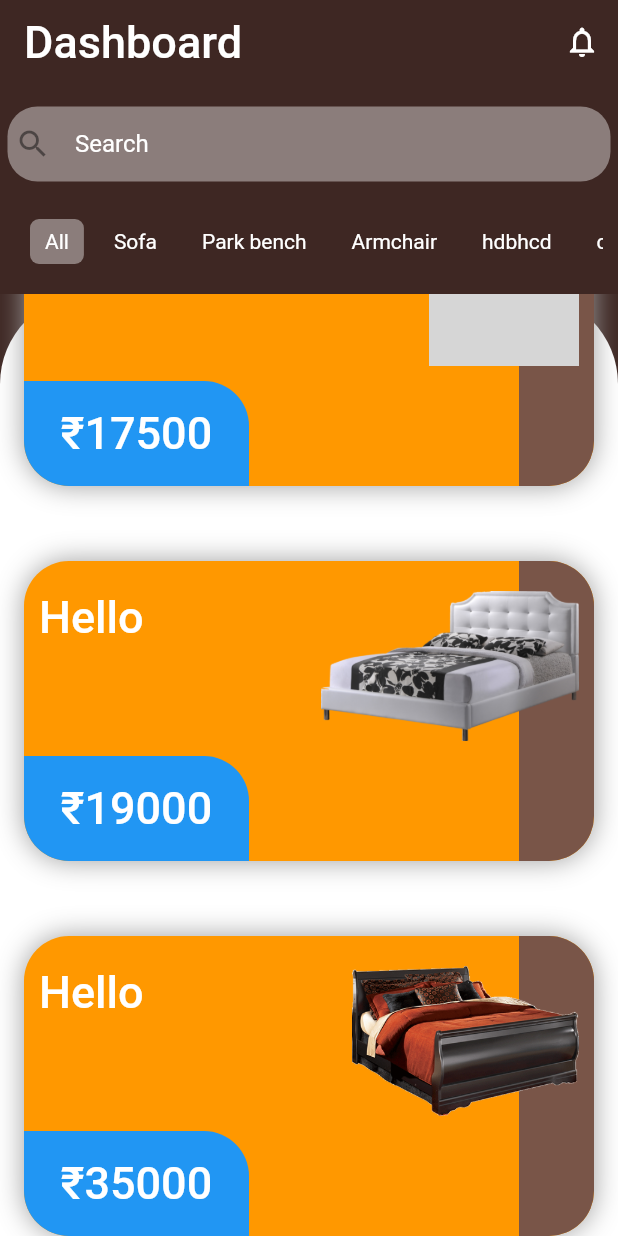
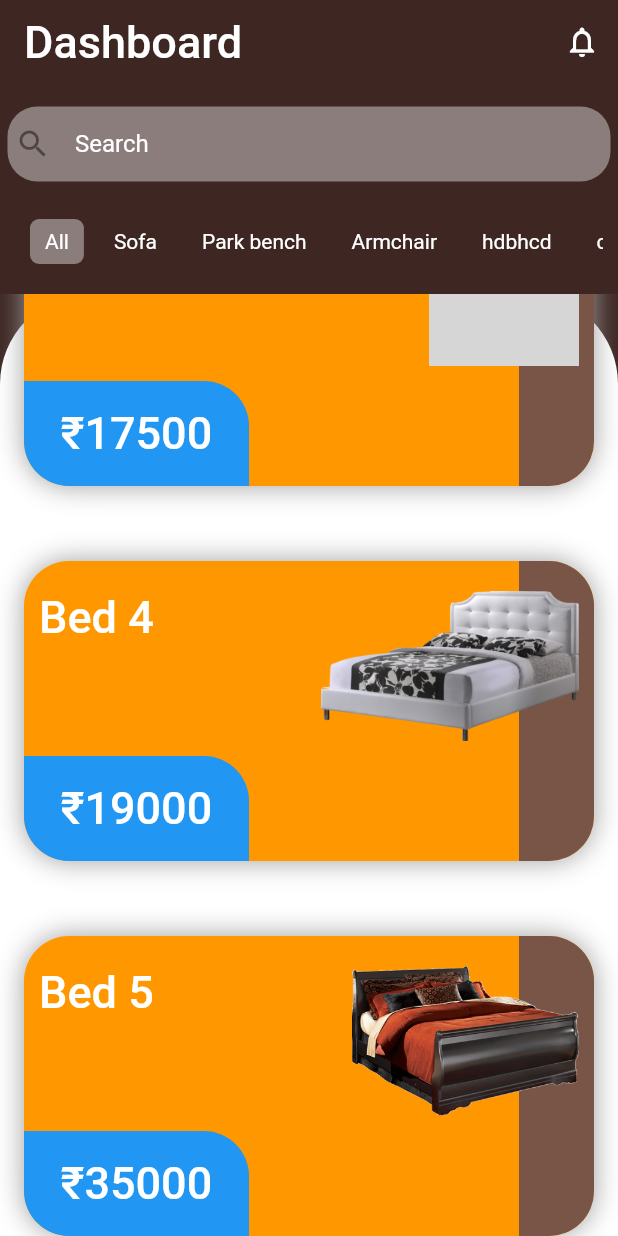
Before and after one commit to luv8860/Furniture-Waalah, a Flutter app: the ProductScreen screen opened directly, scrolled down 622 dp, on a phone screen of 412 x 824 dp. Run offline on Flutter 3.47's test engine with Material 2 defaults, Android fonts, the phone set to English and light mode, and no system bars; our stand-ins replace animated_splash_screen, auto_size_text, page_transition, simple_animations; grey boxes are pictures that could not be loaded.

Commit message:
New change

```diff
--- a/lib/screens/body.dart
+++ b/lib/screens/body.dart
@@ -25,19 +25,19 @@ class Body extends StatelessWidget {
               children: [
                 SizedBox(height: 50),
                 ProductCard(
-                    imglink: 'assets/bed.png', name: 'Hello', price: '₹15000'),
+                    imglink: 'assets/bed.png', name: 'Bed 1', price: '₹15000'),
                 SizedBox(height: 50),
                 ProductCard(
-                    imglink: 'assets/bed2.png', name: 'Hello', price: '₹25000'),
+                    imglink: 'assets/bed2.png', name: 'Bed 2', price: '₹25000'),
                 SizedBox(height: 50),
                 ProductCard(
-                    imglink: 'assets/bed3.png', name: 'Hello', price: '₹17500'),
+                    imglink: 'assets/bed3.png', name: 'Bed 3', price: '₹17500'),
                 SizedBox(height: 50),
                 ProductCard(
-                    imglink: 'assets/bed4.png', name: 'Hello', price: '₹19000'),
+                    imglink: 'assets/bed4.png', name: 'Bed 4', price: '₹19000'),
                 SizedBox(height: 50),
                 ProductCard(
-                    imglink: 'assets/bed5.png', name: 'Hello', price: '₹35000'),
+                    imglink: 'assets/bed5.png', name: 'Bed 5', price: '₹35000'),
               ],
             ),
           )
--- a/lib/services/product_card.dart
+++ b/lib/services/product_card.dart
@@ -40,7 +40,6 @@ class ProductCard extends StatelessWidget {
                       borderRadius: BorderRadiusDirectional.only(
                           topEnd: Radius.circular(30),
                           bottomEnd: Radius.circular(30))),
-
                 ),
               ),
               Positioned(
@@ -72,7 +71,7 @@ class ProductCard extends StatelessWidget {
        Navigator.of(context).push(
                                               MaterialPageRoute(
                                                   builder: (context) =>
-                                                      Details(imglink: imglink,)));
+                                                      Details(imglink: imglink,name:name,price:price)));
       },
     );
   }
```
Also changed, not shown: lib/screens/details.dart (+68 -7 lines).
